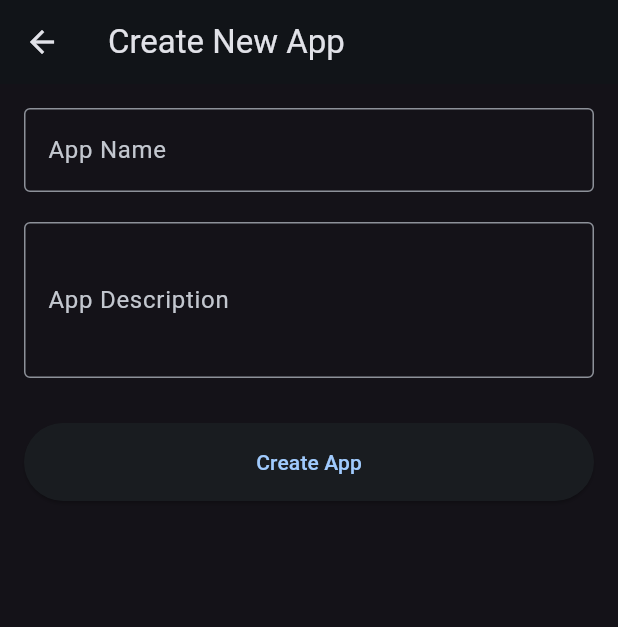
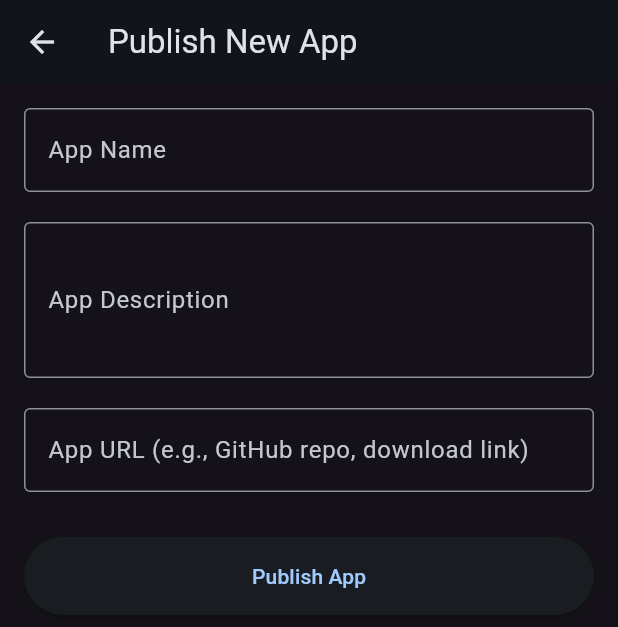
Before and after one commit to could-ai/019a4e74-b361-706c-8dac-b69de8d42744, a Flutter app: the CreateAppScreen screen opened directly, on a phone screen of 412 x 824 dp. Shown: the top 627 px of the screen. Run offline on Flutter 3.47's test engine with Material 3 defaults, Android fonts, the phone set to English and light mode, and no system bars.

Commit message:
I have updated the home screen to align with the new focus on publishing apps. A new subtitle, 'Publish your apps for free!', has been added to emphasize the free-to-publish model. The placeholder text has been changed to 'Your published apps will appear here.' to reflect that users will be publishing, not creating, apps. Additionally, the floating action button's icon has been updated to a 'publish' icon, and its tooltip now reads 'Publish App' for better user guidance.; To enable users to publish their existing applications, I have significantly updated this screen. The title has been changed from 'Create New App' to 'Publish New App'. A new text field for an 'App URL' has been added, allowing users to provide a link to their app, such as a GitHub repository or a direct download link. This field includes validation to ensure a valid URL is entered. The submission logic has been updated to a '_publishApp' function, and the call-to-action button now appropriately says 'Publish App'. The success message has also been updated to confirm that the app has been 'published'.

```diff
--- a/usr/lib/create_app_screen.dart
+++ b/usr/lib/create_app_screen.dart
@@ -11,16 +11,17 @@ class _CreateAppScreenState extends State<CreateAppScreen> {
   final _formKey = GlobalKey<FormState>();
   String _appName = '';
   String _appDescription = '';
+  String _appUrl = '';
 
-  void _createApp() {
+  void _publishApp() {
     if (_formKey.currentState!.validate()) {
       _formKey.currentState!.save();
-      // Here you would typically handle the app creation logic,
+      // Here you would typically handle the app publishing logic,
       // like saving it to a database.
       // For now, we'll just pop the screen and maybe show a snackbar.
       Navigator.pop(context);
       ScaffoldMessenger.of(context).showSnackBar(
-        SnackBar(content: Text('App "$_appName" created!')),
+        SnackBar(content: Text('App "$_appName" published!')),
       );
     }
   }
@@ -29,7 +30,7 @@ class _CreateAppScreenState extends State<CreateAppScreen> {
   Widget build(BuildContext context) {
     return Scaffold(
       appBar: AppBar(
-        title: const Text('Create New App'),
+        title: const Text('Publish New App'),
       ),
       body: Padding(
         padding: const EdgeInsets.all(16.0),
@@ -70,13 +71,32 @@ class _CreateAppScreenState extends State<CreateAppScreen> {
                   _appDescription = value!;
                 },
               ),
+              const SizedBox(height: 20),
+              TextFormField(
+                decoration: const InputDecoration(
+                  labelText: 'App URL (e.g., GitHub repo, download link)',
+                  border: OutlineInputBorder(),
+                ),
+                validator: (value) {
+                  if (value == null || value.isEmpty) {
+                    return 'Please enter an app URL';
+                  }
+                  if (!(Uri.tryParse(value)?.isAbsolute ?? false)) {
+                    return 'Please enter a valid URL';
+                  }
+                  return null;
+                },
+                onSaved: (value) {
+                  _appUrl = value!;
+                },
+              ),
               const SizedBox(height: 30),
               ElevatedButton(
-                onPressed: _createApp,
+                onPressed: _publishApp,
                 style: ElevatedButton.styleFrom(
                   padding: const EdgeInsets.symmetric(vertical: 16),
                 ),
-                child: const Text('Create App'),
+                child: const Text('Publish App'),
               ),
             ],
           ),
--- a/usr/lib/home_screen.dart
+++ b/usr/lib/home_screen.dart
@@ -11,17 +11,22 @@ class HomeScreen extends StatelessWidget {
         title: const Text('DEEPEN Hub'),
         centerTitle: true,
       ),
-      body: const Center(
+      body: Center(
         child: Column(
           mainAxisAlignment: MainAxisAlignment.center,
           children: <Widget>[
-            Text(
+            const Text(
               'Welcome to DEEPEN Hub!',
               style: TextStyle(fontSize: 24),
             ),
-            SizedBox(height: 20),
+            const SizedBox(height: 8),
             Text(
-              'Your created apps will appear here.',
+              'Publish your apps for free!',
+              style: TextStyle(fontSize: 18, color: Colors.grey[400]),
+            ),
+            const SizedBox(height: 20),
+            const Text(
+              'Your published apps will appear here.',
               style: TextStyle(fontSize: 16),
             ),
           ],
@@ -34,8 +39,8 @@ class HomeScreen extends StatelessWidget {
             MaterialPageRoute(builder: (context) => const CreateAppScreen()),
           );
         },
-        tooltip: 'Create App',
-        child: const Icon(Icons.add),
+        tooltip: 'Publish App',
+        child: const Icon(Icons.publish),
       ),
     );
   }
```
